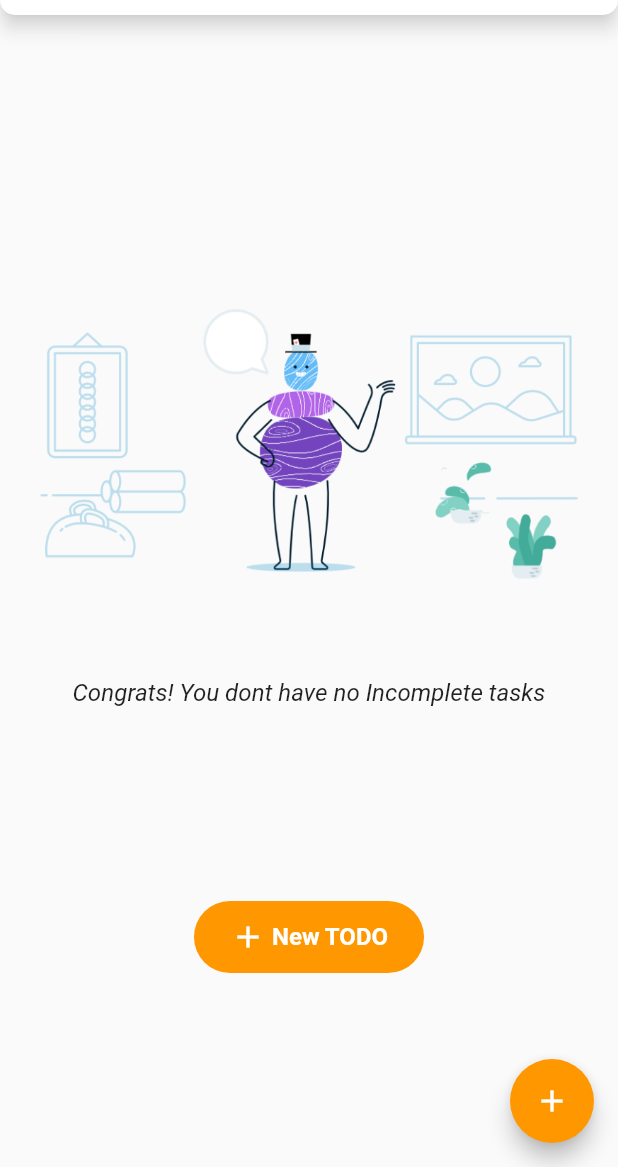
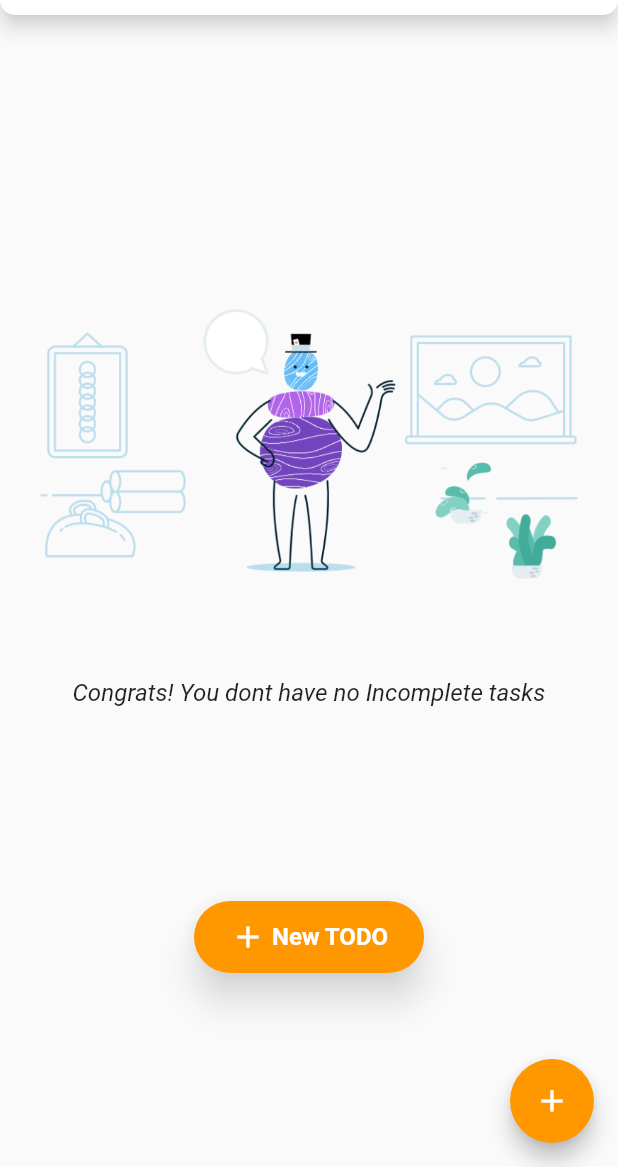
Before and after one commit to Jerinji2016/Yodo, a Flutter app: the TasksList screen opened by its route, on a phone screen of 412 x 824 dp, the part 69-1236 px from its top. Run offline on Flutter 3.47's test engine with Material 2 defaults, Android fonts, the phone set to English and light mode, and no system bars; our stand-ins replace firebase_auth, firebase_core, google_sign_in; accounts and stored records are empty.

Commit message:
primary button improvised

```diff
--- a/lib/widgets/primary_button.dart
+++ b/lib/widgets/primary_button.dart
@@ -2,7 +2,7 @@ import 'package:flutter/material.dart';
 
 class PrimaryButton extends StatelessWidget {
   final String text;
-  final Function() onTap;
+  final VoidCallback onTap;
   final double borderRadius;
   final IconData? prefixIcon;
   final bool expandedWidth;
@@ -18,29 +18,10 @@ class PrimaryButton extends StatelessWidget {
 
   @override
   Widget build(BuildContext context) {
-    Widget buttonChild = Text(
-      text,
-      style: const TextStyle(
-        color: Colors.white,
-        fontWeight: FontWeight.w600,
-        fontSize: 16.0,
-      ),
-    );
-
-    if (prefixIcon != null) {
-      buttonChild = Row(
-        mainAxisSize: expandedWidth ? MainAxisSize.max : MainAxisSize.min,
-        mainAxisAlignment: MainAxisAlignment.center,
-        children: [
-          Icon(prefixIcon, color: Colors.white),
-          const SizedBox(width: 4.0),
-          buttonChild,
-        ],
-      );
-    }
-
     return Material(
       color: Colors.orange,
+      elevation: 10.0,
+      shadowColor: Colors.grey[100]!,
       borderRadius: BorderRadius.all(
         Radius.circular(borderRadius),
       ),
@@ -51,7 +32,24 @@ class PrimaryButton extends StatelessWidget {
         ),
         child: Padding(
           padding: const EdgeInsets.symmetric(vertical: 12.0, horizontal: 24.0),
-          child: buttonChild,
+          child: Row(
+            mainAxisSize: expandedWidth ? MainAxisSize.max : MainAxisSize.min,
+            mainAxisAlignment: MainAxisAlignment.center,
+            children: [
+              if (prefixIcon != null) ...[
+                Icon(prefixIcon, color: Colors.white),
+                const SizedBox(width: 4.0),
+              ],
+              Text(
+                text,
+                style: const TextStyle(
+                  color: Colors.white,
+                  fontWeight: FontWeight.w600,
+                  fontSize: 16.0,
+                ),
+              ),
+            ],
+          ),
         ),
       ),
     );
```
